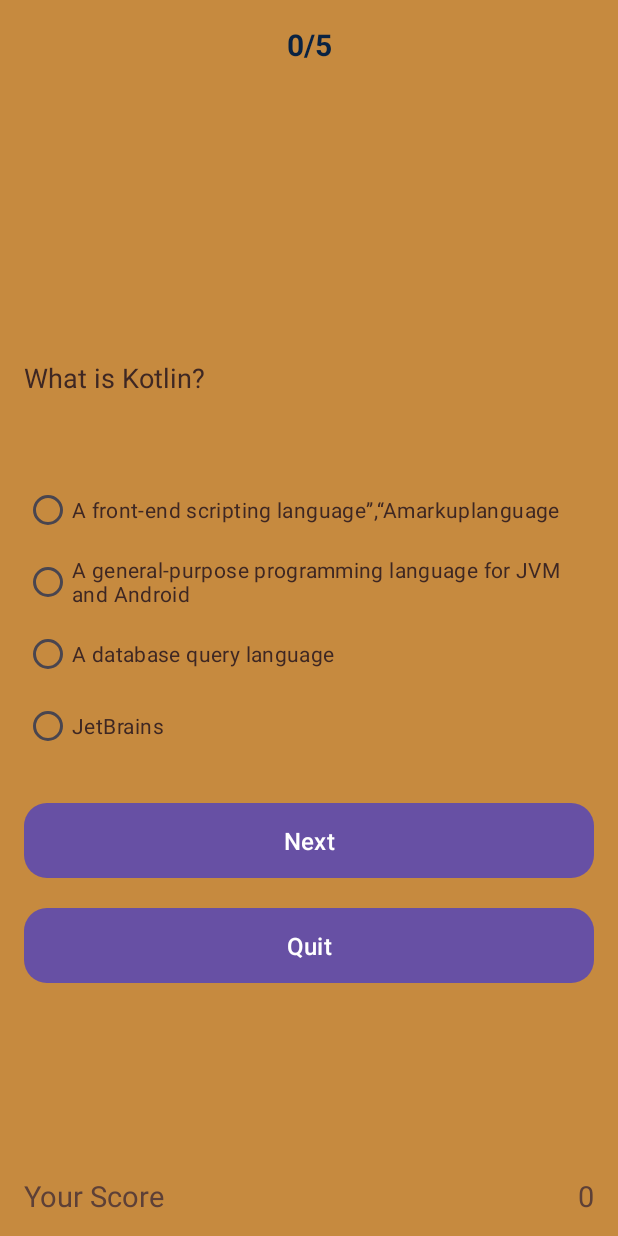
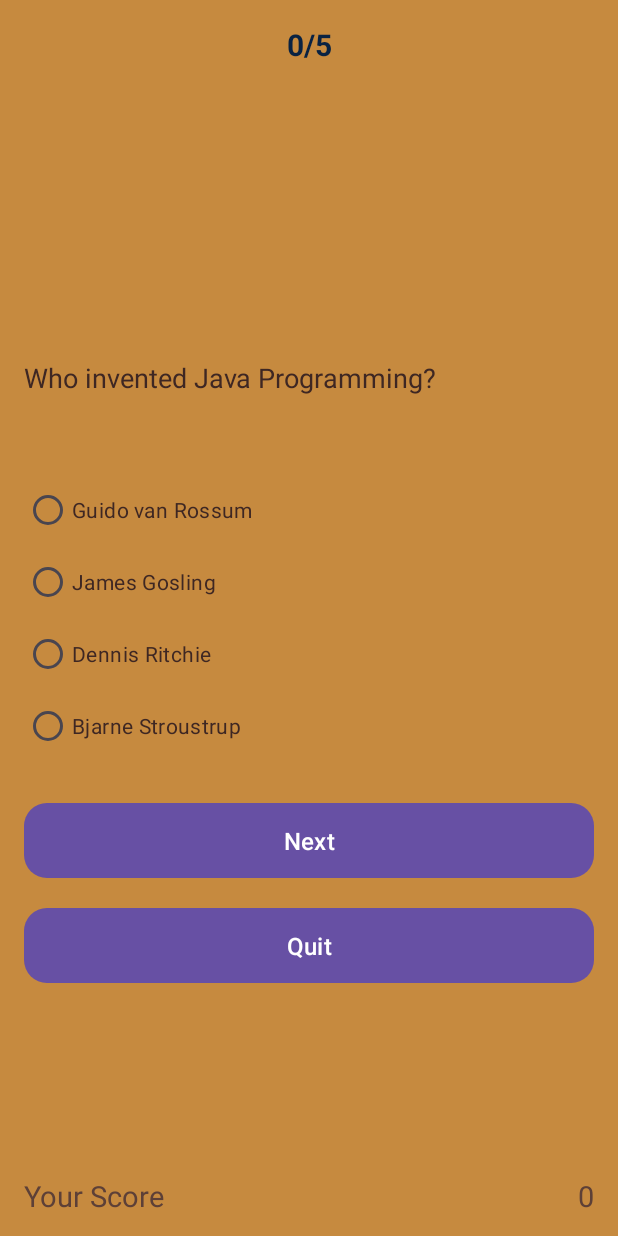
Before and after one commit to Arthi2224/quiz-option, an Android app: the screen it shows after launch (QuestionActivity6 before the commit, QuestionActivity4 after it), after a tap on "java", on a phone screen of 412 x 824 dp. Run offline under Robolectric (Android 15) with nearby library versions, the phone set to English and light mode, and no system bars; our stand-ins replace Firebase (no records; nobody signed in at launch, a user with empty details on screens opened directly).

Commit message:
Initial Commits

```diff
--- a/app/src/main/java/com/example/quiz/MainActivity.java
+++ b/app/src/main/java/com/example/quiz/MainActivity.java
@@ -185,7 +185,7 @@ public class MainActivity extends AppCompatActivity {
         }
     }
 
-    public void MySQL(View view) {
+    public void java(View view) {
         try{
             Intent intent = new Intent(MainActivity.this, QuestionActivity4.class);
             startActivity(intent);
@@ -195,7 +195,7 @@ public class MainActivity extends AppCompatActivity {
         }
     }
 
-    public void Kotlin(View view) {
+    public void MySQL(View view) {
 
         try{
             Intent intent = new Intent(MainActivity.this, QuestionActivity5.class);
@@ -206,14 +206,4 @@ public class MainActivity extends AppCompatActivity {
         }
     }
 
-    public void java(View view) {
-
-        try{
-            Intent intent = new Intent(MainActivity.this, QuestionActivity6.class);
-            startActivity(intent);
-        }catch(Exception e){
-            e.printStackTrace();
-            Toast.makeText(this,"Error navigating to the nextpage:"+e.getMessage(),Toast.LENGTH_LONG).show();
-        }
-    }
 }
--- a/app/src/main/java/com/example/quiz/QuestionActivity.java
+++ b/app/src/main/java/com/example/quiz/QuestionActivity.java
@@ -72,7 +72,7 @@ public class QuestionActivity extends AppCompatActivity {
 
         questionnumber = findViewById(R.id.DispName);
         submitbutton = findViewById(R.id.button3);
-        submitbutton = findViewById(R.id.buttonquit);
+        quitbutton= findViewById(R.id.buttonquit);
         tv = findViewById(R.id.tvque);
 
 
--- a/app/src/main/java/com/example/quiz/QuestionActivity2.java
+++ b/app/src/main/java/com/example/quiz/QuestionActivity2.java
@@ -9,9 +9,7 @@ import android.widget.RadioButton;
 import android.widget.RadioGroup;
 import android.widget.TextView;
 import android.widget.Toast;
-
 import androidx.appcompat.app.AppCompatActivity;
-
 public class QuestionActivity2 extends AppCompatActivity {
 
 
@@ -78,7 +76,7 @@ public class QuestionActivity2 extends AppCompatActivity {
 
         questionnumber = findViewById(R.id.DispName);
         submitbutton = findViewById(R.id.button3);
-        submitbutton = findViewById(R.id.buttonquit);
+        quitbutton = findViewById(R.id.buttonquit);
         tv = findViewById(R.id.tvque);
 
 
--- a/app/src/main/java/com/example/quiz/QuestionActivity3.java
+++ b/app/src/main/java/com/example/quiz/QuestionActivity3.java
@@ -74,7 +74,7 @@ public class QuestionActivity3 extends AppCompatActivity {
 
         questionnumber = findViewById(R.id.DispName);
         submitbutton = findViewById(R.id.button3);
-        submitbutton = findViewById(R.id.buttonquit);
+        quitbutton = findViewById(R.id.buttonquit);
         tv = findViewById(R.id.tvque);
 
 
--- a/app/src/main/java/com/example/quiz/QuestionActivity4.java
+++ b/app/src/main/java/com/example/quiz/QuestionActivity4.java
@@ -74,7 +74,7 @@ public class QuestionActivity4 extends AppCompatActivity {
 
         questionnumber = findViewById(DispName);
         submitbutton = findViewById(R.id.button3);
-        submitbutton = findViewById(R.id.buttonquit);
+        quitbutton = findViewById(R.id.buttonquit);
         tv = findViewById(R.id.tvque);
 
 
--- a/app/src/main/java/com/example/quiz/QuestionActivity6.java
+++ /dev/null
@@ -1,154 +0,0 @@
-package com.example.quiz;
-
-import android.annotation.SuppressLint;
-import android.content.Intent;
-import android.os.Bundle;
-import android.view.View;
-import android.widget.Button;
-import android.widget.RadioButton;
-import android.widget.RadioGroup;
-import android.widget.TextView;
-import android.widget.Toast;
-
-import androidx.appcompat.app.AppCompatActivity;
-
-public class QuestionActivity6 extends AppCompatActivity {
-
-
-    String[] questions = {
-
-            "What is Kotlin?",
-            " Which company developed Kotlin?",
-            "What is the file extension of Kotlin files?",
-            " Which of the following is a primary feature of Kotlin?",
-            "Which of the following are primitive data types in Kotlin?"
-
-    };
-    String[] answer = {
-
-            "A general-purpose programming language for JVM and Android",
-            "JetBrains",
-            ".kt",
-            "Above mentioned",
-            "Boolean, Byte, Short, Int, Float, Long, Double, Char"
-
-    };
-    String[] opt = {
-
-           "A front-end scripting language”,“Amarkuplanguage","A general-purpose programming language for JVM and Android","A database query language",
-
-           "JetBrains","Microsoft" ,"Google","Oracle",
-
-            ".java", ".kot", ".kt", ".kotlin",
-
-            "null safety","no semicolon","lambda expression","Above mentioned",
-
-            "String, Array, Stack, Queue", "Boolean, Byte, Short, Int, Float, Long, Double, Char" ,
-            "There are no Primitive data types in Kotlin only Non-Primitive data types",
-            "boolean, byte, short, int, float, long, double, char"
-
-};
-
-
-    int flag = 0;
-
-
-    public static int marks=0,correct=0,wrong=0;
-
-
-    TextView tv;
-    Button submitbutton,quitbutton;
-    RadioGroup radio_g;
-    RadioButton rb1,rb2,rb3,rb4;
-    private TextView questionnumber;
-
-
-    @SuppressLint("CutPasteId")
-    @Override
-    protected void onCreate(Bundle savedInstanceState) {
-        super.onCreate(savedInstanceState);
-        setContentView(R.layout.activity_question6);
-
-
-        final TextView score = findViewById(R.id.textview4);
-
-
-        questionnumber = findViewById(R.id.DispName);
-        submitbutton = findViewById(R.id.button3);
-        submitbutton = findViewById(R.id.buttonquit);
-        tv = findViewById(R.id.tvque);
-
-
-
-        radio_g = findViewById(R.id.answergrp);
-        rb1 = findViewById(R.id.radiobutton);
-        rb2 = findViewById(R.id.radiobutton2);
-        rb3 = findViewById(R.id.radiobutton3);
-        rb4 = findViewById(R.id.radiobutton4);
-
-
-        tv.setText(questions[flag]);
-        rb1.setText(opt[0]);
-        rb2.setText(opt[1]);
-        rb3.setText(opt[2]);
-        rb4.setText(opt[3]);
-
-
-        submitbutton.setOnClickListener(new View.OnClickListener() {
-            @SuppressLint("SetTextI18n")
-            @Override
-            public void onClick(View v) {
-
-                if (radio_g.getCheckedRadioButtonId()== -1)
-                {
-                    Toast.makeText(QuestionActivity6.this, "Select one option", Toast.LENGTH_SHORT).show();
-                    return;
-                }
-
-                RadioButton uans = findViewById(radio_g.getCheckedRadioButtonId());
-                String  ansText = uans.getText().toString();
-
-
-                if(ansText.equals(answer[flag]))
-                {
-                    correct++;
-                    Toast.makeText(QuestionActivity6.this, "Correct :)", Toast.LENGTH_SHORT).show();
-                }
-                else{
-                    wrong++;
-                    Toast.makeText(QuestionActivity6.this, "Oops ! Try again :(", Toast.LENGTH_SHORT).show();
-                }
-                flag++;
-                if(score!=null)
-                {
-                    score.setText(""+correct);
-
-                    if(flag<questions.length)
-                    {
-                        tv.setText(questions[flag]);
-                        rb1.setText(opt[flag*4]);
-                        rb2.setText(opt[flag*4 + 1]);
-                        rb3.setText(opt[flag*4 + 2]);
-                        rb4.setText(opt[flag*4 + 3]);
-                        questionnumber.setText(flag+"/"+questions.length+"Question");
-                    }
-                    else{
-                        marks=correct;
-                        Intent in =new Intent(QuestionActivity6.this,ResultActivity6.class);
-                        startActivity(in);
-                    }
-
-                    radio_g.clearCheck();
-
-                }
-
-            }
-        });
-
-        quitbutton.setOnClickListener(v -> {
-            Intent intent1 = new Intent(getApplicationContext(),ResultActivity6.class);
-            startActivity(intent1);
-        });
-
-    }
-}
--- a/app/src/main/res/layout/activity_question6.xml
+++ /dev/null
@@ -1,138 +0,0 @@
-<?xml version="1.0" encoding="utf-8"?>
-<RelativeLayout xmlns:android="http://schemas.android.com/apk/res/android"
-    xmlns:tools="http://schemas.android.com/tools"
-    android:id="@+id/main"
-    android:layout_width="match_parent"
-    android:layout_height="match_parent"
-    android:paddingRight="16dp"
-    android:paddingLeft="16dp"
-    android:paddingTop="16dp"
-    android:paddingBottom="16dp"
-    android:background="#C68A3F"
-    tools:context=".QuestionActivity6">
-
-    <TextView
-        android:id="@+id/DispName"
-        android:layout_width="match_parent"
-        android:layout_height="wrap_content"
-        android:text="@string/_0_5"
-        android:textAlignment="center"
-        android:textColor="#092242"
-        android:textSize="20sp"
-        android:textStyle="bold" />
-
-    <RadioGroup
-        android:layout_width="wrap_content"
-        android:layout_height="wrap_content"
-        android:layout_alignStart="@id/DispName"
-        android:layout_alignEnd="@id/DispName"
-        android:id="@+id/answergrp"
-        android:layout_centerVertical="true">
-
-
-        <RadioButton
-            android:id="@+id/radiobutton"
-            android:layout_width="wrap_content"
-            android:layout_height="wrap_content"
-            android:checked="false"
-            android:text="@string/A"
-            android:textColor="#3E2723" />
-
-        <RadioButton
-            android:id="@+id/radiobutton2"
-            android:layout_width="wrap_content"
-            android:layout_height="wrap_content"
-            android:checked="false"
-            android:text="@string/B"
-            android:textColor="#3E2723" />
-
-        <RadioButton
-            android:id="@+id/radiobutton3"
-            android:layout_width="wrap_content"
-            android:layout_height="wrap_content"
-            android:checked="false"
-            android:text="@string/C"
-            android:textColor="#3E2723" />
-
-        <RadioButton
-            android:id="@+id/radiobutton4"
-            android:layout_width="wrap_content"
-            android:layout_height="wrap_content"
-            android:checked="false"
-            android:text="@string/D"
-            android:textColor="#3E2723" />
-
-    </RadioGroup>
-
-    <Button
-        android:id="@+id/button3"
-        android:layout_width="match_parent"
-        android:layout_height="50dp"
-        android:layout_below="@+id/answergrp"
-        android:layout_alignParentEnd="true"
-        android:layout_marginTop="27dp"
-        android:text="@string/Next"
-        android:textAlignment="center"
-        android:textColor="#FFF"
-        android:textSize="16sp"
-        android:background="@drawable/optiondesign"
-        tools:ignore="VisualLintButtonSize" />
-
-    <Button
-        android:id="@+id/buttonquit"
-        android:layout_width="match_parent"
-        android:layout_height="50dp"
-        android:layout_below="@+id/button3"
-        android:text="@string/Quit"
-        android:layout_alignParentEnd="true"
-        android:layout_marginTop="20dp"
-        android:textAlignment="center"
-        android:textColor="#FFF"
-        android:textSize="16sp"
-        android:background="@drawable/optiondesign"
-        tools:ignore="VisualLintButtonSize" />
-
-    <TextView
-        android:id="@+id/tvque"
-        android:layout_width="wrap_content"
-        android:layout_height="wrap_content"
-        android:layout_above="@+id/answergrp"
-        android:layout_alignParentStart="true"
-        android:layout_marginBottom="52dp"
-        android:text="@string/Question"
-        android:textAppearance="?android:attr/textAppearanceLarge"
-        android:textColor="#3E2723"
-        android:textSize="18sp" />
-
-    <TextView
-        android:id="@+id/textview3"
-        android:layout_width="wrap_content"
-        android:layout_height="24dp"
-        android:layout_alignParentStart="true"
-        android:layout_alignParentBottom="true"
-        android:text="@string/your_score"
-        android:textAppearance="?android:attr/textAppearanceLarge"
-        android:textColor="#5D4037"
-        android:textSize="19sp"
-        tools:ignore="TextSizeCheck" />
-
-    <TextView
-        android:id="@+id/textview4"
-        android:layout_width="wrap_content"
-        android:layout_height="24dp"
-        android:layout_alignParentEnd="true"
-        android:layout_alignParentBottom="true"
-        android:text="@string/__0"
-        android:textAlignment="center"
-        android:textAppearance="?android:attr/textAppearanceLarge"
-        android:textColor="#5D4037"
-        android:textSize="19sp"
-        tools:ignore="RelativeOverlap,TextSizeCheck" />
-
-
-
-
-
-
-
-</RelativeLayout>
--- a/app/src/main/res/layout/nav_header.xml
+++ b/app/src/main/res/layout/nav_header.xml
@@ -29,7 +29,7 @@
         android:layout_width="wrap_content"
         android:layout_height="wrap_content"
         android:layout_gravity="center_horizontal"
-        android:text="@string/rohitghate10431_gmail_com"
+        android:text="@string/Safari"
         android:textAppearance="@style/TextAppearance.AppCompat.Small"
         android:textColor="#263238" />
 </LinearLayout>
--- a/app/src/main/res/values/strings.xml
+++ b/app/src/main/res/values/strings.xml
@@ -94,5 +94,7 @@
     <string name="restart">RESTART</string>
     <string name="todo11">TODO</string>
     <string name="todo5">TODO</string>
+    <string name="Programing_Laguage_Learning">Programing laguage learning</string>
+    <string name="Safari">Safari</string>
 
 </resources>
```
Also changed, not shown: app/src/main/java/com/example/quiz/QuestionActivity5.java (+4 -4 lines), app/src/main/java/com/example/quiz/ResultActivity6.java (deleted, +0 -72 lines), app/src/main/res/layout/activity_main.xml (+0 -38 lines), app/src/main/res/layout/activity_result6.xml (deleted, +0 -124 lines).
